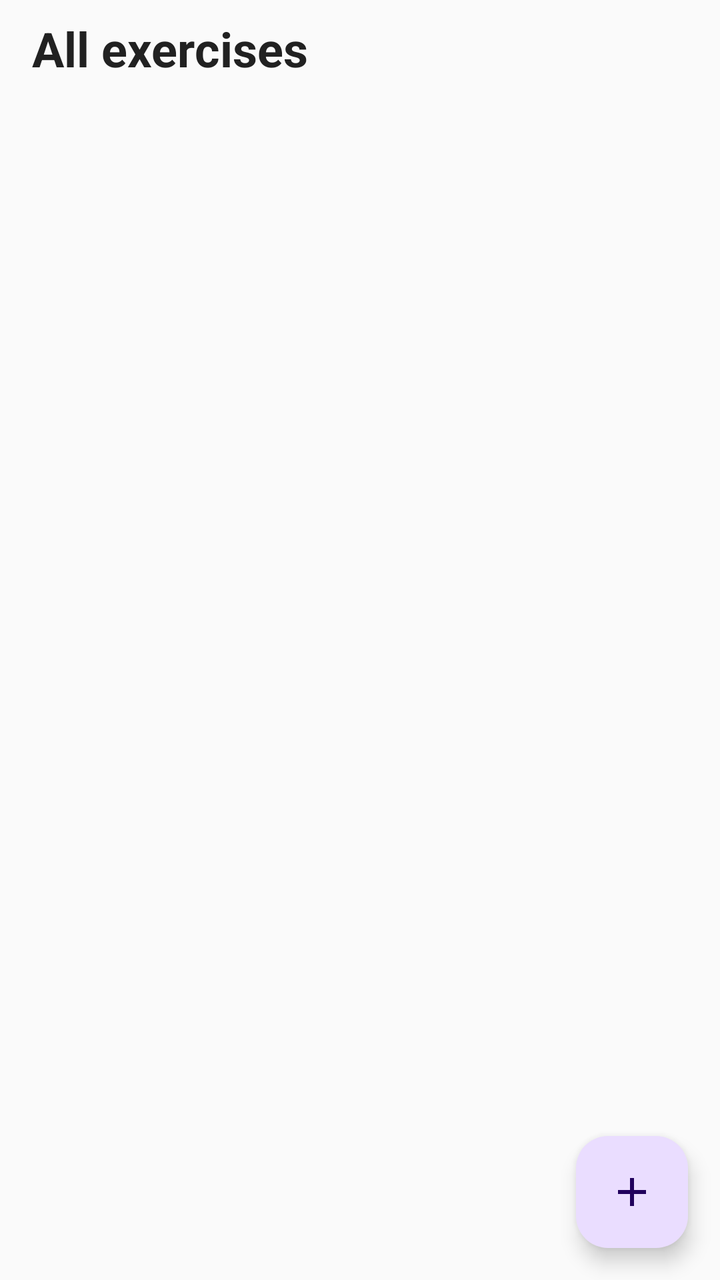
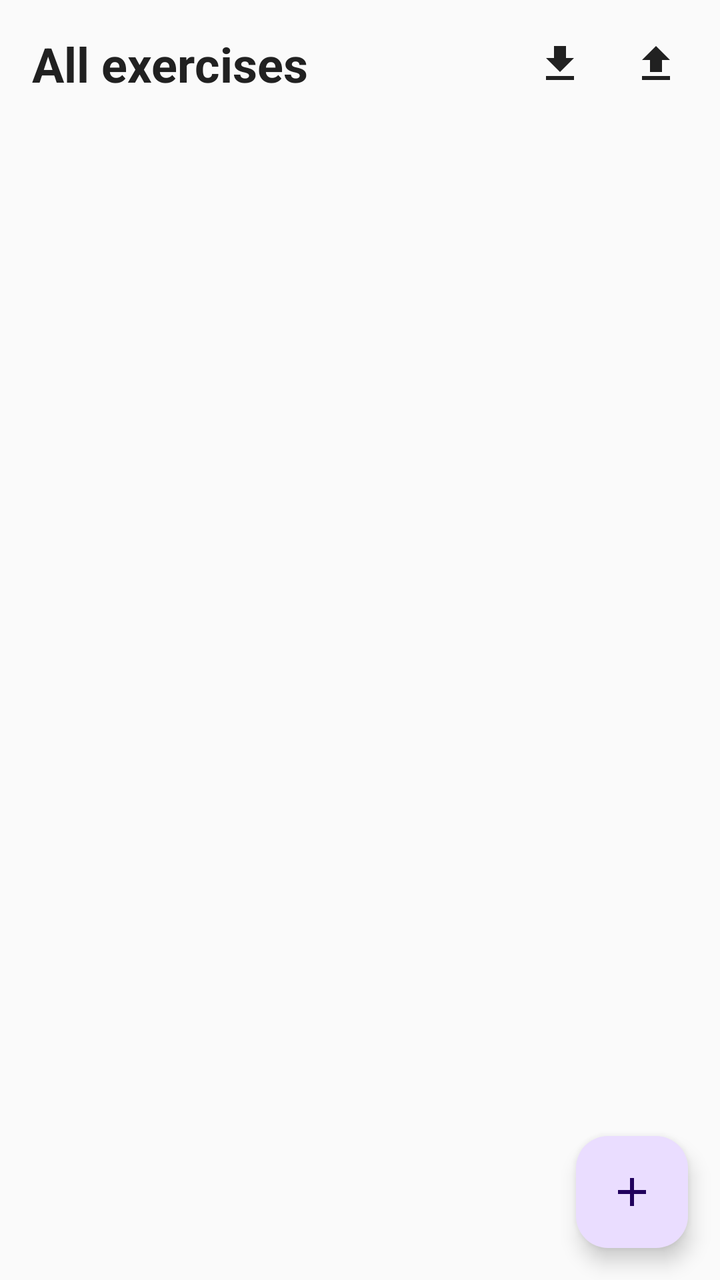

Two renders of the same Android screen: before a commit and after it. Below are the layout's source before the change and the commit's diff.
<!-- AndroidManifest.xml: application theme Theme.FitnessApp -->
<!-- res/layout/fragment_exercises.xml -->
<?xml version="1.0" encoding="utf-8"?>
<androidx.constraintlayout.widget.ConstraintLayout
    xmlns:android="http://schemas.android.com/apk/res/android"
    xmlns:app="http://schemas.android.com/apk/res-auto"
    android:layout_width="match_parent"
    android:layout_height="match_parent"
    android:background="@color/background">

    <LinearLayout
        android:id="@+id/titleBar"
        android:layout_width="0dp"
        android:layout_height="wrap_content"
        android:orientation="horizontal"
        android:gravity="center_vertical"
        android:paddingStart="16dp"
        android:paddingEnd="8dp"
        android:paddingVertical="8dp"
        app:layout_constraintTop_toTopOf="parent"
        app:layout_constraintStart_toStartOf="parent"
        app:layout_constraintEnd_toEndOf="parent">

        <TextView
            android:id="@+id/title"
            android:layout_width="0dp"
            android:layout_height="wrap_content"
            android:layout_weight="1"
            android:text="@string/exercises_title"
            android:textSize="24sp"
            android:textStyle="bold"
            android:textColor="@color/on_surface" />

    </LinearLayout>

    <androidx.recyclerview.widget.RecyclerView
        android:id="@+id/exercisesRecyclerView"
        android:layout_width="0dp"
        android:layout_height="0dp"
        android:clipToPadding="false"
        android:padding="8dp"
        app:layout_constraintTop_toBottomOf="@id/titleBar"
        app:layout_constraintBottom_toBottomOf="parent"
        app:layout_constraintStart_toStartOf="parent"
        app:layout_constraintEnd_toEndOf="parent" />

    <TextView
        android:id="@+id/emptyView"
        android:layout_width="wrap_content"
        android:layout_height="wrap_content"
        android:text="@string/no_exercises"
        android:textSize="16sp"
        android:textColor="@color/on_surface_secondary"
        android:textAlignment="center"
        android:visibility="gone"
        app:layout_constraintTop_toTopOf="parent"
        app:layout_constraintBottom_toBottomOf="parent"
        app:layout_constraintStart_toStartOf="parent"
        app:layout_constraintEnd_toEndOf="parent" />

    <com.google.android.material.floatingactionbutton.FloatingActionButton
        android:id="@+id/fabAddExercise"
        android:layout_width="wrap_content"
        android:layout_height="wrap_content"
        android:layout_margin="16dp"
        android:src="@drawable/ic_add"
        android:contentDescription="@string/add"
        app:layout_constraintBottom_toBottomOf="parent"
        app:layout_constraintEnd_toEndOf="parent" />

</androidx.constraintlayout.widget.ConstraintLayout>
<!-- resources referenced by this layout -->
<resources>
  <color name="background">#FAFAFA</color>
  <color name="on_surface">#212121</color>
  <color name="on_surface_secondary">#757575</color>
  <!-- drawable ic_add (drawable) -->
  <?xml version="1.0" encoding="utf-8"?>
  <vector xmlns:android="http://schemas.android.com/apk/res/android"
      android:width="24dp"
      android:height="24dp"
      android:viewportWidth="24"
      android:viewportHeight="24"
      android:tint="?attr/colorOnPrimary">
      <path
          android:fillColor="#FFFFFF"
          android:pathData="M19,13h-6v6h-2v-6H5v-2h6V5h2v6h6v2z"/>
  </vector>
  <string name="add">Add</string>
  <string name="exercises_title">All exercises</string>
  <string name="no_exercises">No exercises.\nTap + to add one.</string>
  <style name="Theme.FitnessApp" parent="Theme.Material3.Light.NoActionBar">
          <item name="colorPrimary">@color/primary</item>
          <item name="colorPrimaryDark">@color/primary_dark</item>
          <item name="colorAccent">@color/accent</item>
          <item name="android:windowBackground">@color/background</item>
      </style>
  <color name="primary">#1976D2</color>
  <color name="primary_dark">#1565C0</color>
  <color name="accent">#FF5722</color>
</resources>

<!-- the commit's change to res/layout/fragment_exercises.xml (unified diff, before → after) -->
@@ -28,6 +28,24 @@
             android:textSize="24sp"
             android:textStyle="bold"
             android:textColor="@color/on_surface" />
+
+        <ImageButton
+            android:id="@+id/btnImport"
+            android:layout_width="48dp"
+            android:layout_height="48dp"
+            android:background="?attr/selectableItemBackgroundBorderless"
+            android:src="@drawable/ic_import"
+            android:contentDescription="@string/import_exercises"
+            app:tint="@color/on_surface" />
+
+        <ImageButton
+            android:id="@+id/btnExport"
+            android:layout_width="48dp"
+            android:layout_height="48dp"
+            android:background="?attr/selectableItemBackgroundBorderless"
+            android:src="@drawable/ic_export"
+            android:contentDescription="@string/export_exercises"
+            app:tint="@color/on_surface" />
 
     </LinearLayout>
 
<!-- resource entries referenced after the edit -->
@@ -15,8 +15,30 @@
           android:fillColor="#FFFFFF"
           android:pathData="M19,13h-6v6h-2v-6H5v-2h6V5h2v6h6v2z"/>
   </vector>
+  <!-- drawable ic_export (drawable) -->
+  <vector xmlns:android="http://schemas.android.com/apk/res/android"
+      android:width="24dp"
+      android:height="24dp"
+      android:viewportWidth="24"
+      android:viewportHeight="24">
+      <path
+          android:fillColor="#000000"
+          android:pathData="M9,16h6v-6h4l-7,-7l-7,7h4v6zM5,18h14v2H5v-2z"/>
+  </vector>
+  <!-- drawable ic_import (drawable) -->
+  <vector xmlns:android="http://schemas.android.com/apk/res/android"
+      android:width="24dp"
+      android:height="24dp"
+      android:viewportWidth="24"
+      android:viewportHeight="24">
+      <path
+          android:fillColor="#000000"
+          android:pathData="M19,9h-4V3H9v6H5l7,7L19,9zM5,18v2h14v-2H5z"/>
+  </vector>
   <string name="add">Add</string>
   <string name="exercises_title">All exercises</string>
+  <string name="export_exercises">Export exercises</string>
+  <string name="import_exercises">Import exercises</string>
   <string name="no_exercises">No exercises.\nTap + to add one.</string>
   <style name="Theme.FitnessApp" parent="Theme.Material3.Light.NoActionBar">
           <item name="colorPrimary">@color/primary</item>
